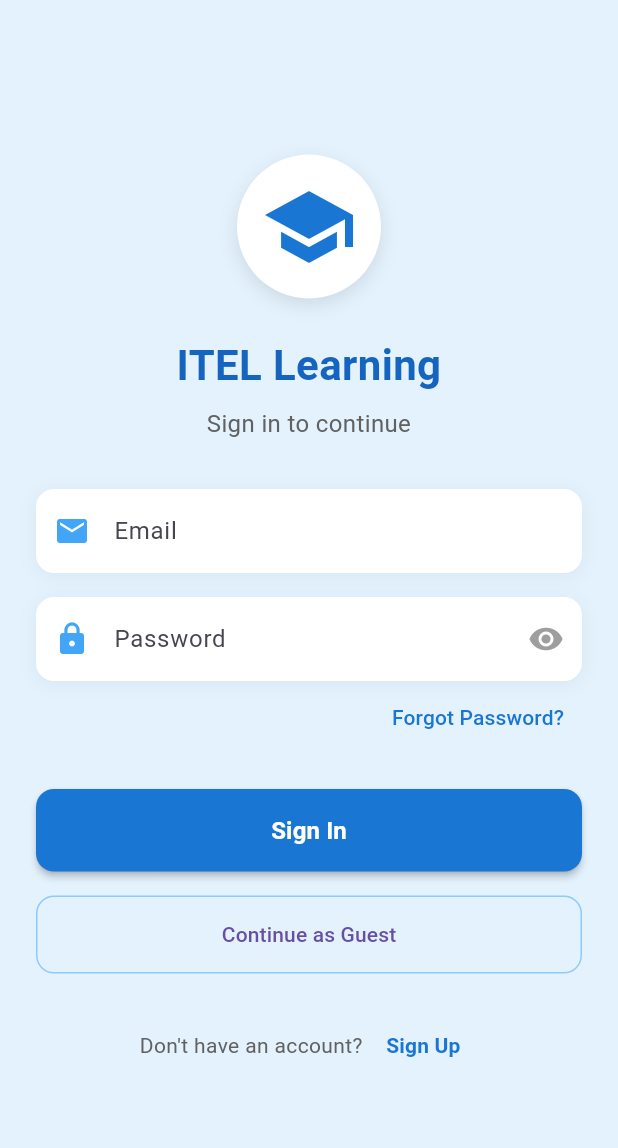
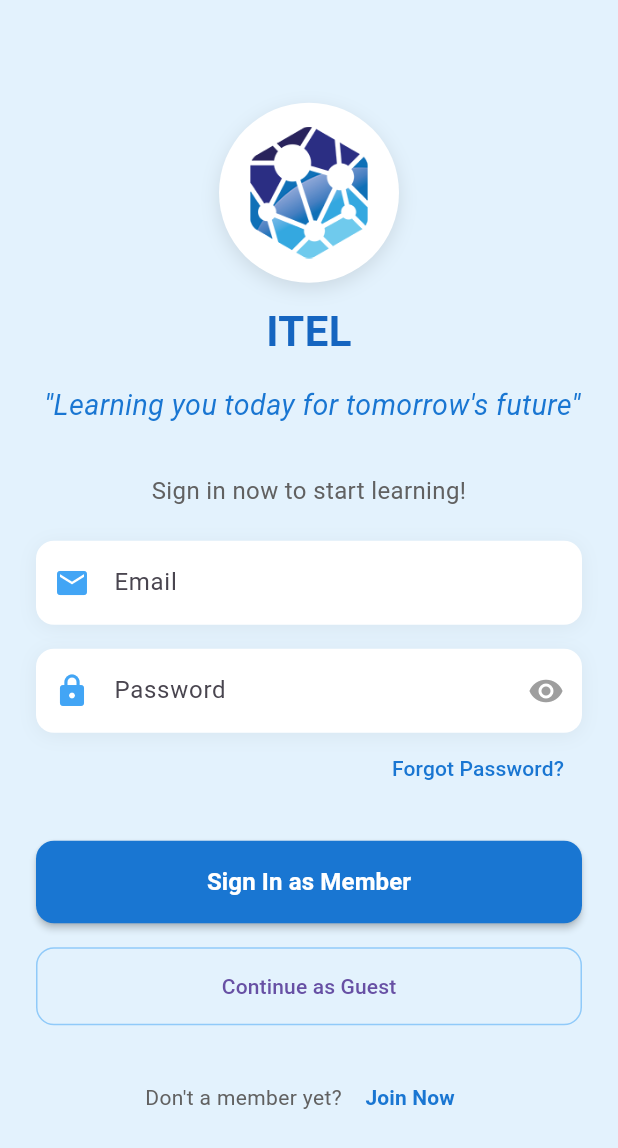
Before and after one commit to AndreasKrist/itel-app-final, a Flutter app: the screen it shows after launch, on a phone screen of 412 x 824 dp. Shown: the top 1148 px of the screen. Run offline on Flutter 3.47's test engine with Material 3 defaults, Android fonts, the phone set to English and light mode, and no system bars; our stand-ins replace table_calendar; Roboto replaces fonts that are missing (Poppins).

Commit message:
fix text and login

```diff
--- a/lib/main.dart
+++ b/lib/main.dart
@@ -250,14 +250,16 @@ class GuestProfileScreen extends StatelessWidget {
               ),
               child: Column(
                 children: [
+                  // Changed from lock icon to a more friendly user icon
                   Icon(
-                    Icons.lock,
+                    Icons.person_outline,
                     size: 64,
                     color: Colors.blue[300],
                   ),
                   const SizedBox(height: 24),
                   Text(
-                    'Profile Access Limited',
+                    'You are currently a guest, to view more please sign in',
+                    textAlign: TextAlign.center,
                     style: TextStyle(
                       fontSize: 20,
                       fontWeight: FontWeight.bold,
@@ -266,7 +268,7 @@ class GuestProfileScreen extends StatelessWidget {
                   ),
                   const SizedBox(height: 16),
                   Text(
-                    'Sign in to view your profile, track your course progress, and manage your account settings.',
+                    'Sign in or be a member now to view profile, track your course progress, and experience more benefits here',
                     textAlign: TextAlign.center,
                     style: TextStyle(
                       color: Colors.grey[600],
@@ -280,7 +282,7 @@ class GuestProfileScreen extends StatelessWidget {
                       onSignOut();
                     },
                     icon: const Icon(Icons.login),
-                    label: const Text('Sign In'),
+                    label: const Text('Sign In as Member'),
                     style: ElevatedButton.styleFrom(
                       backgroundColor: Colors.blue[600],
                       foregroundColor: Colors.white,
@@ -314,7 +316,7 @@ class GuestProfileScreen extends StatelessWidget {
                         borderRadius: BorderRadius.circular(8),
                       ),
                     ),
-                    child: const Text('Create Account'),
+                    child: const Text('Create Member Account'),
                   ),
                 ],
               ),
--- a/lib/screens/login_screen.dart
+++ b/lib/screens/login_screen.dart
@@ -147,7 +147,11 @@ class _LoginScreenState extends State<LoginScreen> {
               children: [
                 // Logo and title
                   Center(
-                  child: Container(
+                    child: Column(
+                      children: [
+                        Container(
+                          width: 120,
+                          height: 120,
                           padding: const EdgeInsets.all(16),
                           decoration: BoxDecoration(
                             color: const Color.fromARGB(255, 255, 255, 255),
@@ -160,16 +164,14 @@ class _LoginScreenState extends State<LoginScreen> {
                               ),
                             ],
                           ),
-                    child: Icon(
-                      Icons.school,
-                      size: 64,
-                      color: Colors.blue[700],
+                          child: Image.asset(
+                            'assets/images/itel-logo.png',
+                            fit: BoxFit.contain,
                           ),
                         ),
-                ),
-                const SizedBox(height: 24),
+                        const SizedBox(height: 12),
                         Text(
-                  'ITEL Learning',
+                          'ITEL',
                           textAlign: TextAlign.center,
                           style: TextStyle(
                             fontSize: 28,
@@ -177,16 +179,39 @@ class _LoginScreenState extends State<LoginScreen> {
                             color: Colors.blue[800],
                           ),
                         ),
+                        const SizedBox(height: 16),
+                        Text(
+                          " ''Learning you today for tomorrow's future'' ",
+                          textAlign: TextAlign.center,
+                          style: TextStyle(
+                            fontStyle: FontStyle.italic,
+                            color: Colors.blue[700],
+                            fontSize: 19,
+                          ),
+                        ),
+                      ],
+                    ),
+                  ),
+                const SizedBox(height: 24),
+                // Text(
+                //   'ITEL',
+                //   textAlign: TextAlign.center,
+                //   style: TextStyle(
+                //     fontSize: 28,
+                //     fontWeight: FontWeight.bold,
+                //     color: Colors.blue[800],
+                //   ),
+                // ),
                 const SizedBox(height: 8),
                 Text(
-                  'Sign in to continue',
+                  'Sign in now to start learning!',
                   textAlign: TextAlign.center,
                   style: TextStyle(
                     fontSize: 16,
                     color: Colors.grey[700],
                   ),
                 ),
-                const SizedBox(height: 32),
+                const SizedBox(height: 22),//tadinya 32
 
                 // Error message
                 if (_errorMessage != null) ...[
@@ -317,7 +342,7 @@ class _LoginScreenState extends State<LoginScreen> {
                         ),
                       )
                     : const Text(
-                        'Sign In',
+                        'Sign In as Member',
                         style: TextStyle(
                           fontSize: 16,
                           fontWeight: FontWeight.bold,
@@ -347,7 +372,7 @@ class _LoginScreenState extends State<LoginScreen> {
                   mainAxisAlignment: MainAxisAlignment.center,
                   children: [
                     Text(
-                      "Don't have an account? ",
+                      "Don't a member yet? ",
                       style: TextStyle(
                         color: Colors.grey[700],
                       ),
@@ -364,7 +389,7 @@ class _LoginScreenState extends State<LoginScreen> {
                         );
                       },
                       child: Text(
-                        'Sign Up',
+                        'Join Now',
                         style: TextStyle(
                           color: Colors.blue[700],
                           fontWeight: FontWeight.bold,
--- a/pubspec.yaml
+++ b/pubspec.yaml
@@ -64,6 +64,7 @@ flutter:
   # To add assets to your application, add an assets section, like this:
   assets:
     - assets/images/
+    - assets/images/itel-logo.png
   #   - images/a_dot_ham.jpeg
 
   # An image asset can refer to one or more resolution-specific "variants", see
```
Also changed, not shown: lib/models/course.dart (+287 -0 lines), assets/images/itel-logo.png (added). Lines whose indentation alone changed are shown as unchanged.
